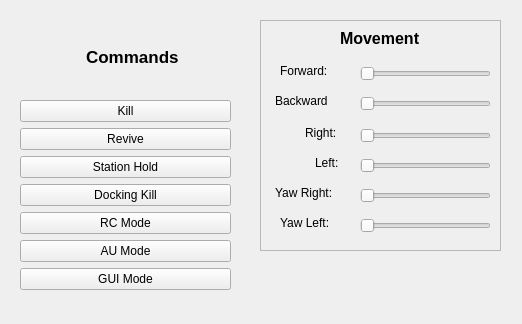
Old version of the form utils/navigator_rqt/resource/navigator_gui.ui in the repository uf-mil/mil.
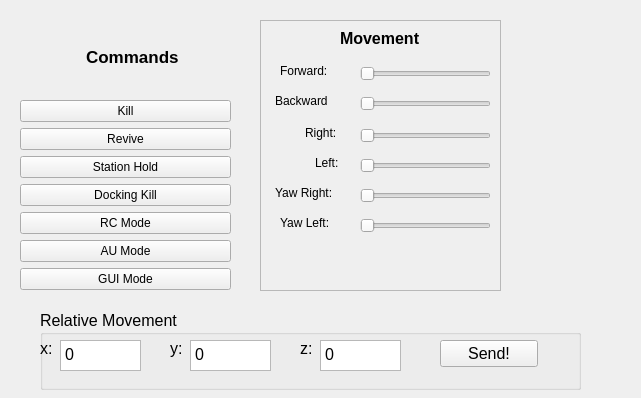
New version of the form.

What changed in the file:
```diff
--- a/utils/navigator_rqt/resource/navigator_gui.ui
+++ b/utils/navigator_rqt/resource/navigator_gui.ui
@@ -6,8 +6,8 @@
    <rect>
     <x>0</x>
     <y>0</y>
-    <width>522</width>
-    <height>324</height>
+    <width>641</width>
+    <height>398</height>
    </rect>
   </property>
   <property name="windowTitle">
@@ -94,7 +94,7 @@
      <x>260</x>
      <y>20</y>
      <width>241</width>
-     <height>231</height>
+     <height>271</height>
     </rect>
    </property>
    <property name="frameShape">
@@ -280,6 +280,115 @@
     </property>
    </widget>
   </widget>
+  <widget class="QGroupBox" name="groupBox">
+   <property name="geometry">
+    <rect>
+     <x>40</x>
+     <y>310</y>
+     <width>541</width>
+     <height>80</height>
+    </rect>
+   </property>
+   <property name="font">
+    <font>
+     <pointsize>12</pointsize>
+    </font>
+   </property>
+   <property name="title">
+    <string>Relative Movement</string>
+   </property>
+   <widget class="QPushButton" name="move_send">
+    <property name="geometry">
+     <rect>
+      <x>400</x>
+      <y>30</y>
+      <width>98</width>
+      <height>27</height>
+     </rect>
+    </property>
+    <property name="text">
+     <string>Send!</string>
+    </property>
+   </widget>
+   <widget class="QPlainTextEdit" name="x_send">
+    <property name="geometry">
+     <rect>
+      <x>20</x>
+      <y>30</y>
+      <width>81</width>
+      <height>31</height>
+     </rect>
+    </property>
+    <property name="plainText">
+     <string>0</string>
+    </property>
+   </widget>
+   <widget class="QLabel" name="label_9">
+    <property name="geometry">
+     <rect>
+      <x>0</x>
+      <y>30</y>
+      <width>66</width>
+      <height>17</height>
+     </rect>
+    </property>
+    <property name="text">
+     <string>x:</string>
+    </property>
+   </widget>
+   <widget class="QPlainTextEdit" name="y_send">
+    <property name="geometry">
+     <rect>
+      <x>150</x>
+      <y>30</y>
+      <width>81</width>
+      <height>31</height>
+     </rect>
+    </property>
+    <property name="plainText">
+     <string>0</string>
+    </property>
+   </widget>
+   <widget class="QLabel" name="label_10">
+    <property name="geometry">
+     <rect>
+      <x>130</x>
+      <y>30</y>
+      <width>66</width>
+      <height>17</height>
+     </rect>
+    </property>
+    <property name="text">
+     <string>y:</string>
+    </property>
+   </widget>
+   <widget class="QPlainTextEdit" name="z_send">
+    <property name="geometry">
+     <rect>
+      <x>280</x>
+      <y>30</y>
+      <width>81</width>
+      <height>31</height>
+     </rect>
+    </property>
+    <property name="plainText">
+     <string>0</string>
+    </property>
+   </widget>
+   <widget class="QLabel" name="label_11">
+    <property name="geometry">
+     <rect>
+      <x>260</x>
+      <y>30</y>
+      <width>66</width>
+      <height>17</height>
+     </rect>
+    </property>
+    <property name="text">
+     <string>z:</string>
+    </property>
+   </widget>
+  </widget>
   <zorder>frame</zorder>
   <zorder>nav_gui</zorder>
  </widget>
```
Left out of the diff: 1 changed line with no effect on the pictures.
